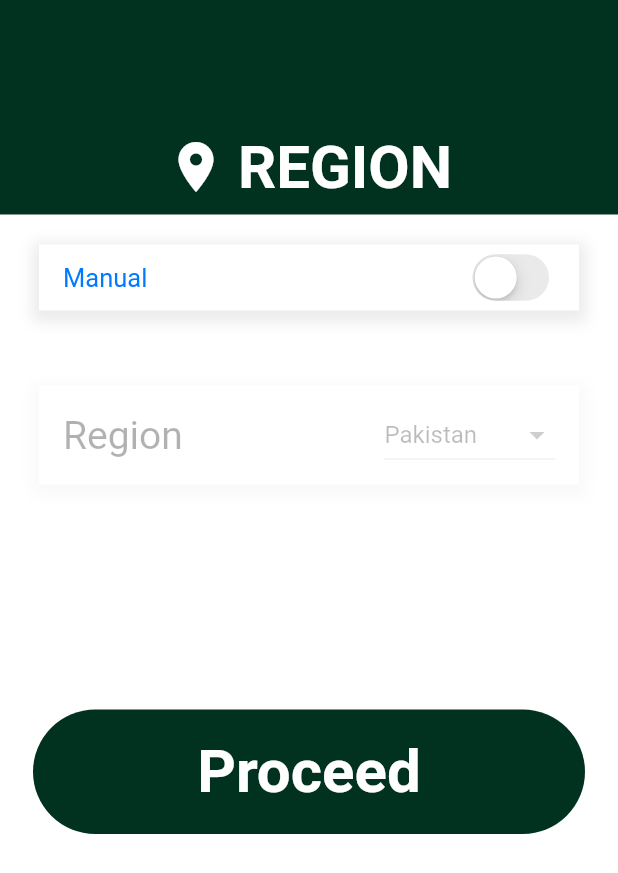
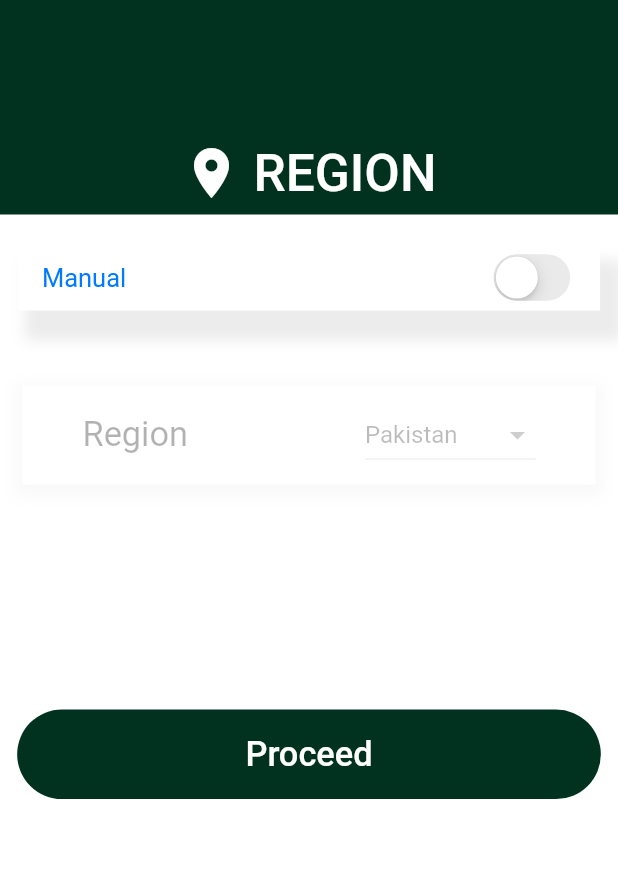
Before and after one commit to Halfbloodprince3109/Namaz_now_flutter, a Flutter app: the screen it shows after launch, on a phone screen of 412 x 824 dp. Shown: the top 873 px of the screen. Run offline on Flutter 3.47's test engine with Material 2 defaults, Android fonts, the light colour scheme and no system bars; our stand-ins replace flutter_screenutil, get.

Commit message:
modified region screen and added media query classes instead of manually entering width of containers

```diff
--- a/lib/Region_screen.dart
+++ b/lib/Region_screen.dart
@@ -1,8 +1,11 @@
 import 'package:flutter/cupertino.dart';
 import 'package:flutter/material.dart';
 import './temporary_home.dart';
+import 'package:flutter_screenutil/flutter_screenutil.dart';
 
 class RegionSelectionScreen extends StatefulWidget {
+  const RegionSelectionScreen({super.key});
+
   @override
   _RegionSelectionScreenState createState() => _RegionSelectionScreenState();
 }
@@ -18,20 +21,20 @@ class _RegionSelectionScreenState extends State<RegionSelectionScreen> {
       body: Column(
         children: [
           Container(
-            width: double.infinity,
+            width: MediaQuery.sizeOf(context).width,
             height: 143,
-            decoration: BoxDecoration(color: Color(0xFF013220)),
+            decoration: const BoxDecoration(color: Color(0xFF013220)),
             child: Column(
               mainAxisAlignment: MainAxisAlignment.end,
               children: [
                 Container(
-                  padding: EdgeInsets.only(bottom: 8.0),
+                  padding: const EdgeInsets.only(bottom: 8.0),
                   child: Row(
                     mainAxisAlignment: MainAxisAlignment.center,
                     children: [
                       Container(
-                        padding: EdgeInsets.only(right: 8.0),
-                        child: Icon(
+                        padding: const EdgeInsets.only(right: 8.0),
+                        child: const Icon(
                           Icons.location_on,
                           color: Colors.white,
                           size: 40.0,
@@ -39,9 +42,10 @@ class _RegionSelectionScreenState extends State<RegionSelectionScreen> {
                       ),
                       Text(
                         "REGION",
+                        textAlign: TextAlign.center,
                         style: TextStyle(
-                          fontSize: 40.0,
-                          fontWeight: FontWeight.bold,
+                          fontSize: 30.0.sp,
+                          fontWeight: FontWeight.w500,
                           color: Colors.white,
                         ),
                       ),
@@ -51,11 +55,12 @@ class _RegionSelectionScreenState extends State<RegionSelectionScreen> {
               ],
             ),
           ),
-          SizedBox(height: 20),
+          const SizedBox(height: 20),
 
           Container(
-            width: 360,
+            width: MediaQuery.sizeOf(context).width,
             height: 44,
+            margin: EdgeInsets.symmetric(horizontal: 10.h),
             decoration: BoxDecoration(
               color: Colors.white,
               boxShadow: [
@@ -63,14 +68,14 @@ class _RegionSelectionScreenState extends State<RegionSelectionScreen> {
                   color: Colors.grey.withOpacity(0.2),
                   spreadRadius: 5,
                   blurRadius: 7,
-                  offset: Offset(0, 3),
+                  offset: const Offset(10, 15),
                 ),
               ],
             ),
             padding: const EdgeInsets.symmetric(horizontal: 16),
             child: Row(
               children: [
-                Text(
+                const Text(
                   'Manual',
                   style: TextStyle(
                     color: Color(0xFF007AFF),
@@ -78,8 +83,8 @@ class _RegionSelectionScreenState extends State<RegionSelectionScreen> {
                     fontWeight: FontWeight.w400,
                   ),
                 ),
-                SizedBox(width: 8),
-                Spacer(),
+                const SizedBox(width: 8),
+                const Spacer(),
                 CupertinoSwitch(
                   value: isManualSelection,
                   onChanged: (value) {
@@ -92,7 +97,7 @@ class _RegionSelectionScreenState extends State<RegionSelectionScreen> {
               ],
             ),
           ),
-          SizedBox(height: 50), // Add space here
+          const SizedBox(height: 50), // Add space here
 
           IgnorePointer(
             ignoring:
@@ -101,8 +106,9 @@ class _RegionSelectionScreenState extends State<RegionSelectionScreen> {
               opacity:
                   isManualSelection ? 1.0 : 0.3, // Adjust the opacity as needed
               child: Container(
-                width: 360,
+                width: MediaQuery.sizeOf(context).width,
                 height: 66,
+                margin: EdgeInsets.symmetric(horizontal: 15),
                 decoration: BoxDecoration(
                   color: Colors.white,
                   boxShadow: [
@@ -110,23 +116,23 @@ class _RegionSelectionScreenState extends State<RegionSelectionScreen> {
                       color: Colors.grey.withOpacity(0.2),
                       spreadRadius: 5,
                       blurRadius: 7,
-                      offset: Offset(0, 3),
+                      offset: const Offset(0, 3),
                     ),
                   ],
                 ),
-                padding: const EdgeInsets.symmetric(horizontal: 16),
+                padding: const EdgeInsets.symmetric(horizontal: 40),
                 child: Row(
                   children: [
                     Text(
                       'Region',
                       style: TextStyle(
                         color: Colors.black,
-                        fontSize: 26.0,
+                        fontSize: 20.0.sp,
                         fontWeight: FontWeight.w400,
                       ),
                     ),
-                    SizedBox(width: 8),
-                    Spacer(),
+                    const SizedBox(width: 8),
+                    const Spacer(),
                     DropdownButton<String>(
                       value: selectedRegion,
                       onChanged: (String? newValue) {
@@ -151,7 +157,7 @@ class _RegionSelectionScreenState extends State<RegionSelectionScreen> {
               ),
             ),
           ),
-          SizedBox(height: 150), // Add significant space here
+          const SizedBox(height: 150), // Add significant space here
 
           GestureDetector(
             onTap: () {
@@ -161,20 +167,21 @@ class _RegionSelectionScreenState extends State<RegionSelectionScreen> {
               );
             },
             child: Container(
-              width: 368,
-              height: 83,
+              width: MediaQuery.sizeOf(context).width,
+              height: 50.h,
+              margin: EdgeInsets.symmetric(horizontal: 10.w),
               decoration: ShapeDecoration(
-                color: Color(0xFF013220),
+                color: const Color(0xFF013220),
                 shape: RoundedRectangleBorder(
-                  borderRadius: BorderRadius.circular(79),
+                  borderRadius: BorderRadius.circular(79.sp),
                 ),
               ),
               child: Center(
                 child: Text("Proceed",
                     style: TextStyle(
                       color: Colors.white,
-                      fontSize: 40.0,
-                      fontWeight: FontWeight.bold,
+                      fontSize: 20.0.sp,
+                      fontWeight: FontWeight.w500,
                     )),
               ),
             ),
--- a/lib/main.dart
+++ b/lib/main.dart
@@ -1,9 +1,14 @@
 import 'package:flutter/material.dart';
 import 'package:get/get.dart';
 import 'splash_screen.dart';
+import 'package:flutter_screenutil/flutter_screenutil.dart';
 
 void main() {
-  runApp(GetMaterialApp(
-    home: SplashScreen(),
+  runApp(ScreenUtilInit(
+    designSize: const Size(360, 690),
+    minTextAdapt: true,
+    child: GetMaterialApp(
+      home: SplashScreen(),
+    ),
   ));
 }
--- a/pubspec.yaml
+++ b/pubspec.yaml
@@ -37,6 +37,7 @@ dependencies:
   # Use with the CupertinoIcons class for iOS style icons.
   cupertino_icons: ^1.0.2
   get: ^4.6.6
+  flutter_screenutil: ^5.9.0
 
 
 
```
Also changed, not shown: pubspec.lock.
